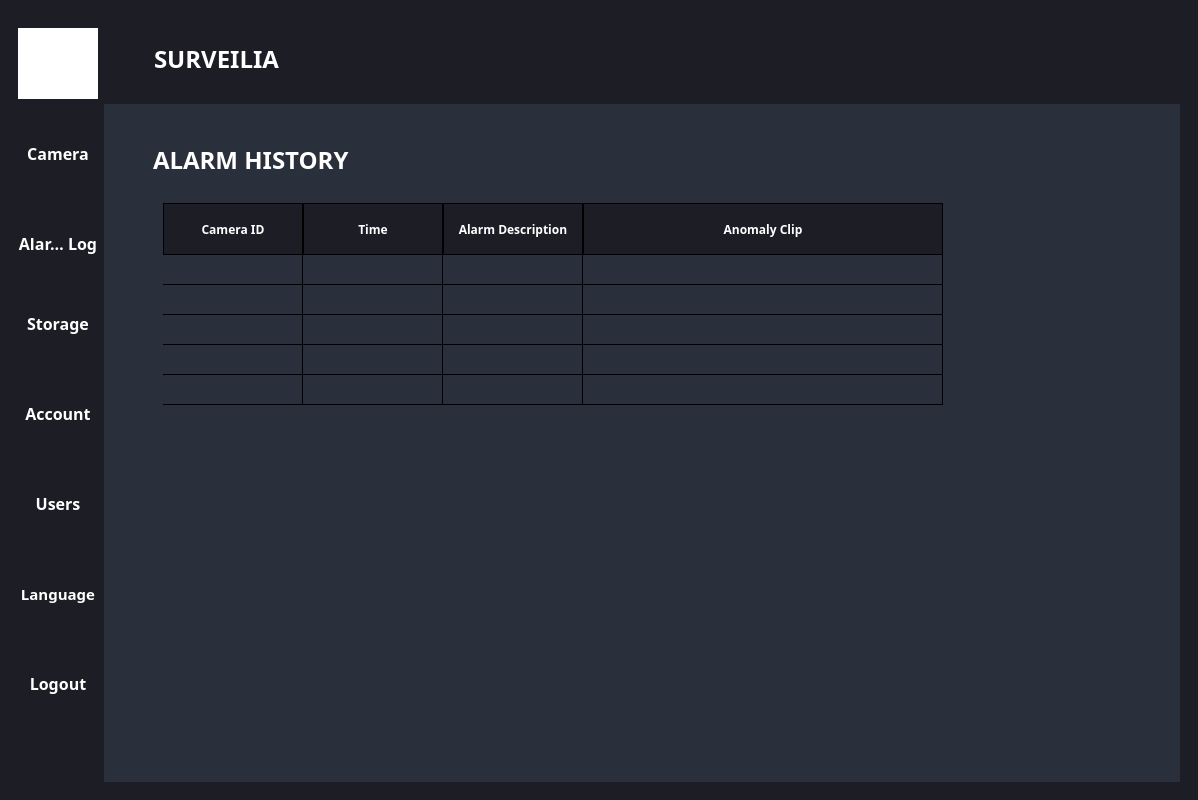
JMMirza/Surveilia-Integrated, file surveiliaFrontEnd.ui: the form before one commit.
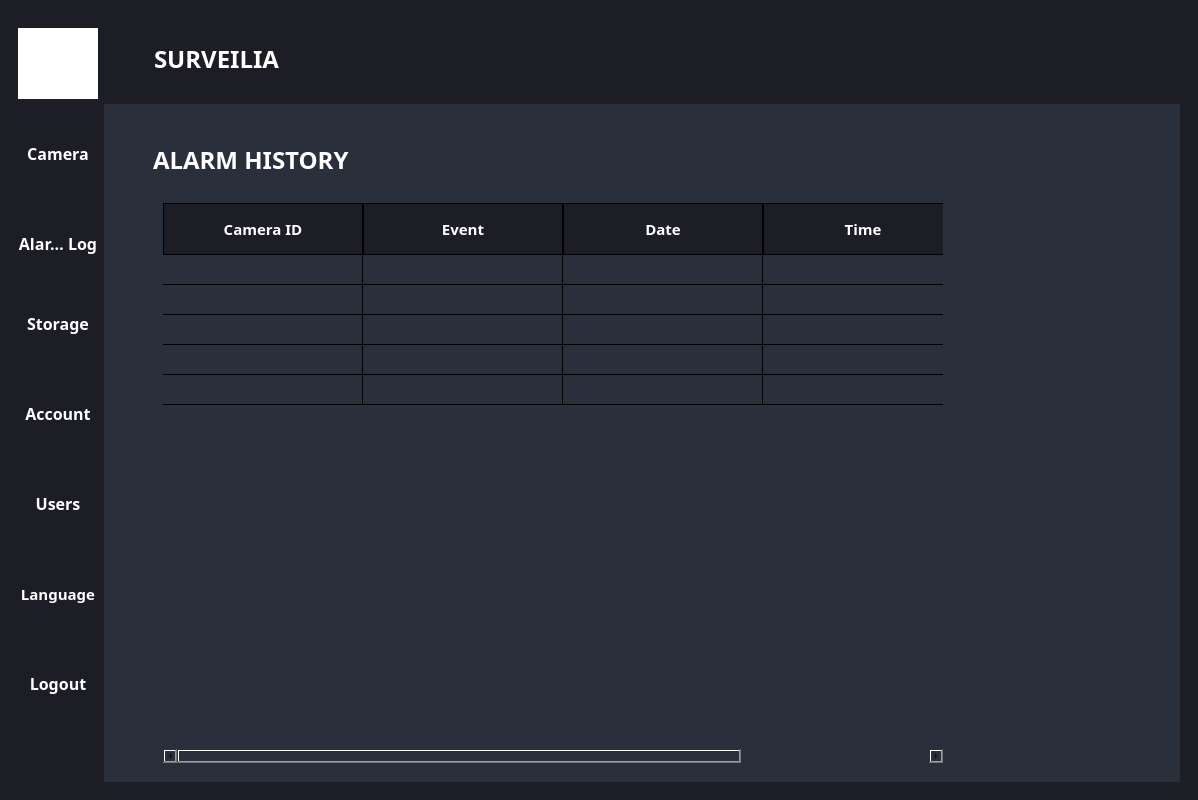
The form after the commit. The open tabs and pages were chosen to show the change. Icons and pictures are not drawn.

Commit message: increace fps

```diff
--- a/surveiliaFrontEnd.ui
+++ b/surveiliaFrontEnd.ui
@@ -1549,7 +1549,7 @@
 
     padding: 2px;
     border: 1px solid black;
-    font-size: 12px;
+    font-size: 15px;
 font-weight:bold;
 
 }
@@ -1577,10 +1577,10 @@
                      <bool>true</bool>
                     </attribute>
                     <attribute name="horizontalHeaderDefaultSectionSize">
-                     <number>140</number>
+                     <number>200</number>
                     </attribute>
                     <attribute name="horizontalHeaderMinimumSectionSize">
-                     <number>50</number>
+                     <number>60</number>
                     </attribute>
                     <attribute name="horizontalHeaderStretchLastSection">
                      <bool>true</bool>
@@ -1621,21 +1621,21 @@
                       <string>Camera ID</string>
                      </property>
                     </column>
+                    <column>
+                     <property name="text">
+                      <string>Event</string>
+                     </property>
+                    </column>
+                    <column>
+                     <property name="text">
+                      <string>Date</string>
+                     </property>
+                    </column>
                     <column>
                      <property name="text">
                       <string>Time</string>
                      </property>
                     </column>
-                    <column>
-                     <property name="text">
-                      <string>Alarm Description</string>
-                     </property>
-                    </column>
-                    <column>
-                     <property name="text">
-                      <string>Anomaly Clip</string>
-                     </property>
-                    </column>
                    </widget>
                   </item>
                   <item>
```
Left out of the diff: 2 changed lines with no effect on the pictures. The commit also changes 2 other files.
